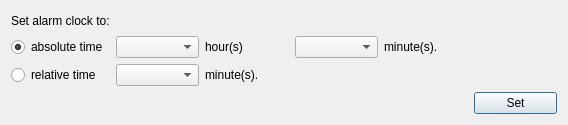
First picture: the form in src-app/ui/set-alarmclock.ui, repository dsaiko/qwatch, before the edit.
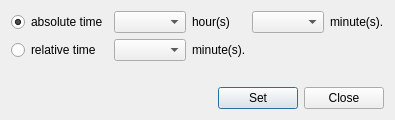
Second picture: the form after the edit.

Commit message: Changing dialog layouts, adding update dialog

```diff
--- a/src-app/ui/set-alarmclock.ui
+++ b/src-app/ui/set-alarmclock.ui
@@ -6,8 +6,8 @@
    <rect>
     <x>0</x>
     <y>0</y>
-    <width>568</width>
-    <height>125</height>
+    <width>377</width>
+    <height>120</height>
    </rect>
   </property>
   <property name="windowTitle">
@@ -17,13 +17,6 @@
    <item>
     <layout class="QGridLayout" name="gridLayout">
      <item row="0" column="0">
-      <widget class="QLabel" name="labelSetAlarmClockDialogTitle">
-       <property name="text">
-        <string>Set alarm clock to:</string>
-       </property>
-      </widget>
-     </item>
-     <item row="1" column="0">
       <widget class="QRadioButton" name="radioButtonAbsoluteTime">
        <property name="text">
         <string>absolute time</string>
@@ -33,53 +26,84 @@
        </property>
       </widget>
      </item>
-     <item row="1" column="1">
+     <item row="0" column="1">
       <widget class="QComboBox" name="comboBoxHours"/>
      </item>
-     <item row="1" column="2">
+     <item row="0" column="2">
       <widget class="QLabel" name="labelHours">
        <property name="text">
         <string>hour(s)</string>
        </property>
       </widget>
      </item>
-     <item row="1" column="3">
+     <item row="0" column="3">
       <widget class="QComboBox" name="comboBoxMinutes"/>
      </item>
-     <item row="2" column="0">
+     <item row="1" column="0">
       <widget class="QRadioButton" name="radioButtonRelativeTime">
        <property name="text">
         <string>relative time</string>
        </property>
       </widget>
      </item>
-     <item row="1" column="4">
+     <item row="0" column="4">
       <widget class="QLabel" name="labelMinutes1">
        <property name="text">
         <string>minute(s).</string>
        </property>
       </widget>
      </item>
-     <item row="2" column="1">
+     <item row="1" column="1">
       <widget class="QComboBox" name="comboBoxMinutes2"/>
      </item>
-     <item row="3" column="5">
-      <widget class="QPushButton" name="pushButton">
-       <property name="text">
-        <string>Set</string>
-       </property>
-       <property name="default">
-        <bool>true</bool>
-       </property>
-      </widget>
-     </item>
-     <item row="2" column="2">
+     <item row="1" column="2">
       <widget class="QLabel" name="labelMinutes2">
        <property name="text">
         <string>minute(s).</string>
        </property>
       </widget>
      </item>
+     <item row="3" column="0" colspan="5">
+      <layout class="QHBoxLayout" name="horizontalLayout_2">
+       <item>
+        <spacer name="horizontalSpacer_2">
+         <property name="orientation">
+          <enum>Qt::Horizontal</enum>
+         </property>
+         <property name="sizeHint" stdset="0">
+          <size>
+           <width>40</width>
+           <height>20</height>
+          </size>
+         </property>
+        </spacer>
+       </item>
+       <item>
+        <widget class="QPushButton" name="pushButton">
+         <property name="text">
+          <string>Set</string>
+         </property>
+         <property name="default">
+          <bool>true</bool>
+         </property>
+        </widget>
+       </item>
+       <item>
+        <widget class="QPushButton" name="pushButton_2">
+         <property name="text">
+          <string>Close</string>
+         </property>
+        </widget>
+       </item>
+      </layout>
+     </item>
+     <item row="2" column="0">
+      <widget class="QLabel" name="label">
+       <property name="text">
+        <string notr="true"/>
+       </property>
+      </widget>
+     </item>
     </layout>
    </item>
   </layout>
```
The commit also changes 31 other files.
